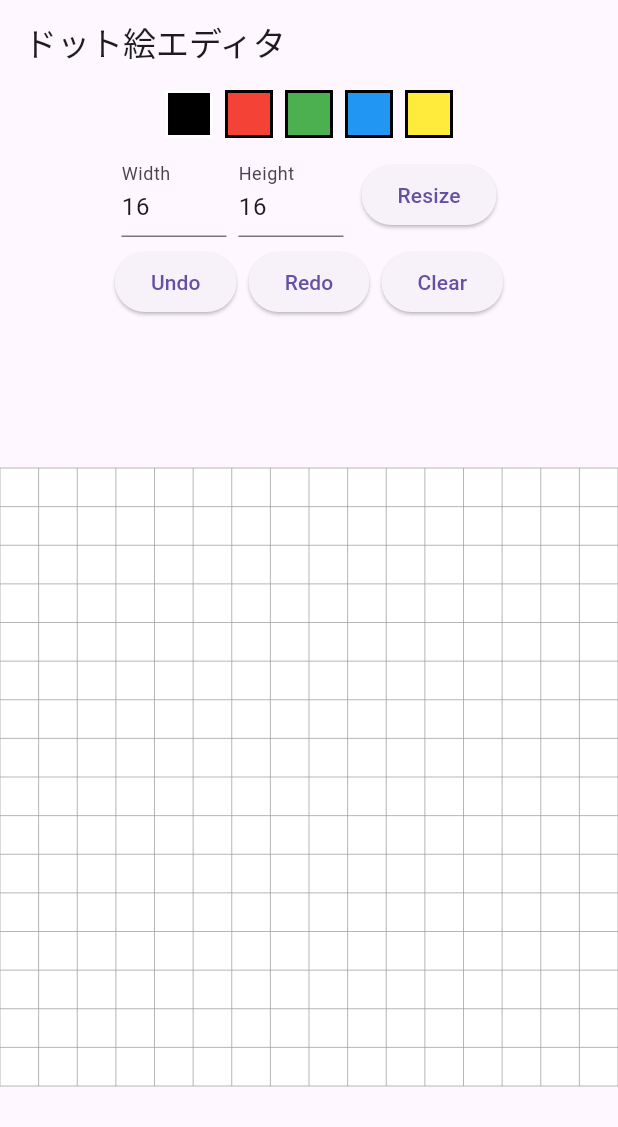
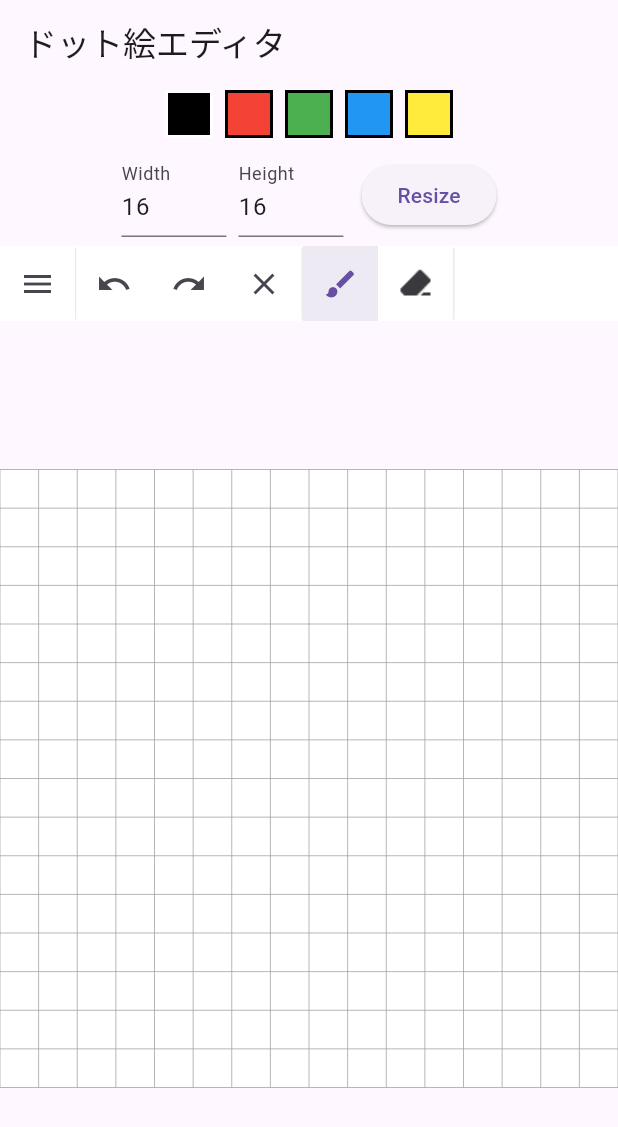
Before and after one commit to TN-2001/pixel_art_editor, a Flutter app: the screen it shows after launch, on a phone screen of 412 x 824 dp. Shown: the top 1127 px of the screen. Run offline on Flutter 3.47's test engine with Material 3 defaults, Android fonts, the phone set to English and light mode, and no system bars.

Commit message:
update: ToolBarを更新
見た目を変更。
また、ImageIconを使える用にコンポーネントを修正。

```diff
--- /dev/null
+++ b/lib/components/tool_bar_divider.dart
@@ -0,0 +1,40 @@
+import 'package:flutter/material.dart';
+import '../constants/colors.dart';
+import '../constants/dimens.dart';
+
+class ToolBarDivider extends StatelessWidget {
+  const ToolBarDivider({
+    super.key,
+    this.isVertivcal = false,
+  });
+
+  final bool isVertivcal;
+
+  @override
+  Widget build(BuildContext context) {
+    if (isVertivcal) {
+      return SizedBox(
+        height: ToolUIDimens.height,
+        child: VerticalDivider(
+          width: ToolBarDimens.dividerWidth,
+          thickness: ToolBarDimens.dividerWidth,
+          indent: ToolBarDimens.dividerIndent,
+          endIndent: ToolBarDimens.dividerIndent,
+          color: ToolBarColors.dividerClor,
+        ),
+      );
+    }
+    else {
+      return SizedBox(
+        width: ToolUIDimens.width,
+        child: Divider(
+          height: ToolBarDimens.dividerWidth,
+          thickness: ToolBarDimens.dividerWidth,
+          indent: ToolBarDimens.dividerIndent,
+          endIndent: ToolBarDimens.dividerIndent,
+          color: ToolBarColors.dividerClor,
+        ),
+      );
+    }
+  }
+}
--- a/lib/components/tool_icon_button.dart
+++ b/lib/components/tool_icon_button.dart
@@ -5,13 +5,13 @@ import '../constants/dimens.dart';
 class ToolIconButton extends StatefulWidget {
   const ToolIconButton({
     super.key,
+    required this.onPressed,
     required this.icon,
-    required this.onPressed,
     this.message = "",
   });
 
-  final IconData icon;
   final void Function() onPressed;
+  final Widget icon;
   final String message;
 
   @override
@@ -36,14 +36,14 @@ class _ToolIconButtonState extends State<ToolIconButton> {
               borderRadius: BorderRadius.circular(0),
               side: BorderSide(
                 color: ToolUIColors.borderColor, // ここで色を指定
-                width: ToolUIDimens.borderWidth,          // 線の太さも指定可能
+                width: ToolUIDimens.borderWidth, // 線の太さも指定可能
               ),
             ),
           ),
           // イベント
           onPressed: widget.onPressed,
           // ウィジェット
-          icon: Icon(widget.icon),
+          icon: widget.icon,
         ),
       ),
     );
--- a/lib/components/tool_toggle_buttons.dart
+++ b/lib/components/tool_toggle_buttons.dart
@@ -6,13 +6,13 @@ import '../constants/dimens.dart';
 class ToolToggleButtons extends StatefulWidget {
   const ToolToggleButtons({
     super.key,
+    required this.onPressed,
     required this.icons,
-    required this.onPressed,
     this.messages = const [],
   });
 
-  final List<IconData> icons;
   final void Function(int index) onPressed;
+  final List<Widget> icons;
   final List<String> messages;
 
   @override
@@ -39,8 +39,8 @@ class _ToolToggleButtonsState extends State<ToolToggleButtons> {
         selectedBorderColor: ToolUIColors.borderColor,
         borderRadius: BorderRadius.zero,
         constraints: BoxConstraints(
-          minWidth: ToolUIDimens.width - ToolUIDimens.borderWidth-2,
-          minHeight: ToolUIDimens.height - ToolUIDimens.borderWidth-2,
+          minWidth: ToolUIDimens.width - ToolUIDimens.borderWidth*2,
+          minHeight: ToolUIDimens.height - ToolUIDimens.borderWidth*2,
         ),
         // イベント
         onPressed: (int index) {
@@ -55,9 +55,7 @@ class _ToolToggleButtonsState extends State<ToolToggleButtons> {
           for (int i = 0; i < widget.icons.length; i++)...{
             Tooltip(
               message: widget.messages.length > i ? widget.messages[i] : "",
-              child: Icon(
-                widget.icons[i]
-              ),
+              child: widget.icons[i]
             ),
           },
         ],
--- a/lib/constants/colors.dart
+++ b/lib/constants/colors.dart
@@ -5,10 +5,27 @@ import 'package:flutter/widgets.dart';
 */
 
 /*
+  ベースカラー
+  Base colors
+*/
+class BaseColors {
+  static Color dividerClor = Color.fromARGB(255, 235, 235, 235);
+  static Color borderColor = Color.fromARGB(255, 235, 235, 235);
+}
+
+/*
+  ツールバーの色
+  Tool bar colors
+*/
+class ToolBarColors {
+  static Color baseColor = Color.fromARGB(255, 255, 255, 255);
+  static Color dividerClor = Color.fromARGB(255, 235, 235, 235);
+}
+/*
   ツールUIの色
   Tool UI colors
 */
 class ToolUIColors {
   static Color baseColor = Color.fromARGB(255, 255, 255, 255);
-  static Color borderColor = Color.fromARGB(255, 245, 245, 245);
+  static Color borderColor = Color.fromARGB(0, 245, 245, 245);
 }
--- a/lib/constants/dimens.dart
+++ b/lib/constants/dimens.dart
@@ -2,6 +2,14 @@
   寸法を定義する。
   Define dimensions here.
 */
+
+/*
+  ベースの寸法
+  Base dimensions
+*/
+class BaseDimens {
+  static double dividerWidth = 1.0;
+}
 
 /*
   UIの寸法
@@ -12,13 +20,22 @@ class UIDimens {
 }
 
 /*
+  ツールバーの寸法
+  Tool bar dimensions
+*/
+class ToolBarDimens {
+  static double dividerWidth = 1.0;
+  static double dividerIndent = 1.0;
+}
+
+/*
   ツールUIの寸法
   Tool UI dimensions
 */
 class ToolUIDimens {
   static double width = 50.0;
   static double height = 50.0;
-  static double borderWidth = 2.0;
+  static double borderWidth = 0.0;
 
   static double gapWidth = 5.0;
 }
--- a/lib/constants/paths.dart
+++ b/lib/constants/paths.dart
@@ -8,5 +8,8 @@
   Image file paths
 */
 class ImagePass {
+
+  static String iconEraser = "assets/images/icons/ink_eraser_24dp_FFFFFF_FILL1_wght400_GRAD0_opsz24.png";
+
   static String cloud = "assets/images/cloud.png";
 }
--- a/lib/views/ui/control_buttons.dart
+++ b/lib/views/ui/control_buttons.dart
@@ -1,4 +1,9 @@
 import 'package:flutter/material.dart';
+import 'package:pixel_art_editor/components/tool_bar_divider.dart';
+import 'package:pixel_art_editor/components/tool_icon_button.dart';
+import 'package:pixel_art_editor/components/tool_toggle_buttons.dart';
+import 'package:pixel_art_editor/constants/colors.dart';
+import 'package:pixel_art_editor/constants/paths.dart';
 import '../models/pixel_canvas_controller.dart';
 
 class ControlButtons extends StatelessWidget {
@@ -8,15 +13,47 @@ class ControlButtons extends StatelessWidget {
 
   @override
   Widget build(BuildContext context) {
-    return Row(
-      mainAxisAlignment: MainAxisAlignment.center,
-      children: [
-        ElevatedButton(onPressed: controller.undo, child: Text("Undo")),
-        SizedBox(width: 8),
-        ElevatedButton(onPressed: controller.redo, child: Text("Redo")),
-        SizedBox(width: 8),
-        ElevatedButton(onPressed: controller.clear, child: Text("Clear")),
-      ],
+    return Container(
+      color: ToolBarColors.baseColor,
+      child: Row(
+        children: [
+          ToolIconButton(
+            message: "メニュー",
+            onPressed: (){},
+            icon: Icon(Icons.menu),
+          ),
+
+          ToolBarDivider(isVertivcal: true,),
+
+          ToolIconButton(
+            onPressed: controller.undo,
+            icon: Icon(Icons.undo),
+            message: "戻る",
+          ),
+          ToolIconButton(
+            onPressed: controller.redo,
+            icon: Icon(Icons.redo),
+            message: "進む",
+          ),
+          ToolIconButton(
+            onPressed: controller.clear,
+            icon: Icon(Icons.clear),
+            message: "クリア",
+          ),
+
+          ToolBarDivider(isVertivcal: true,),
+
+          ToolToggleButtons(
+            onPressed: (value){},
+            icons: [
+              Icon(Icons.brush),
+              ImageIcon(AssetImage(ImagePass.iconEraser)),
+            ],
+          ),
+
+          ToolBarDivider(isVertivcal: true,),
+        ],
+      ),
     );
   }
 }
```
Also changed, not shown: pubspec.yaml (+4 -66 lines), assets/images/icons/ink_eraser_24dp_FFFFFF_FILL1_wght400_GRAD0_opsz24.png (added).
